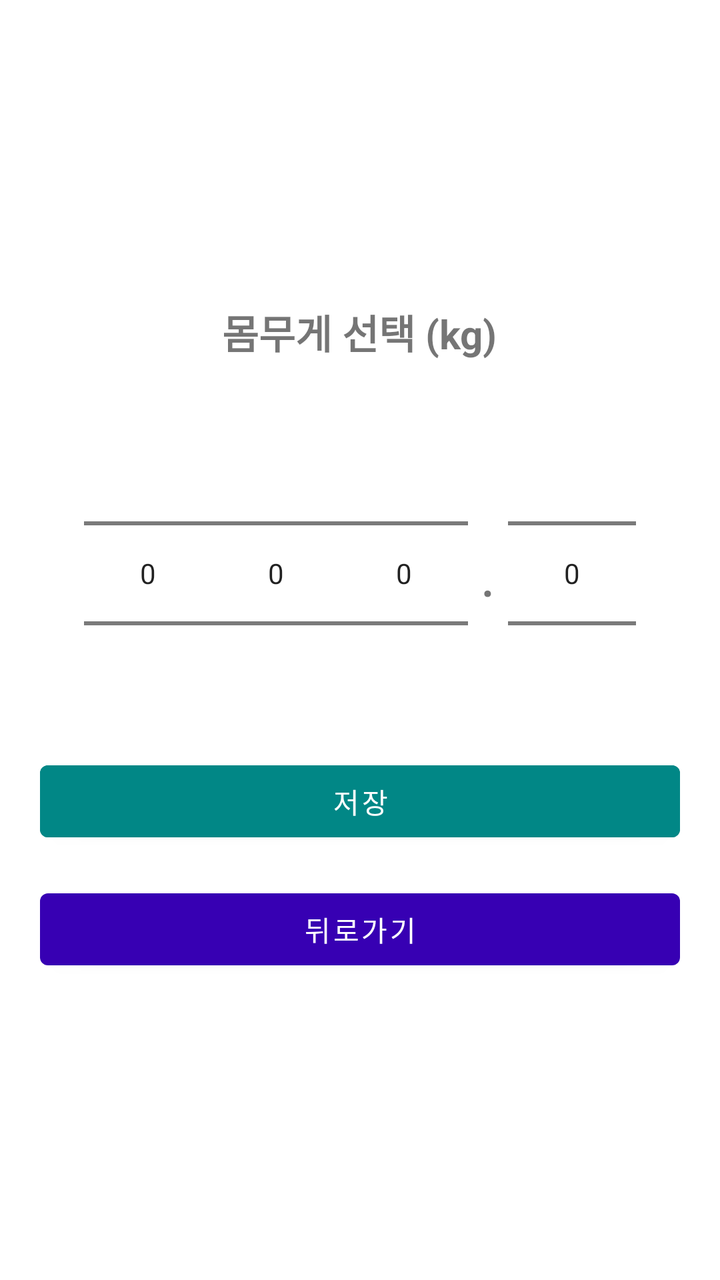
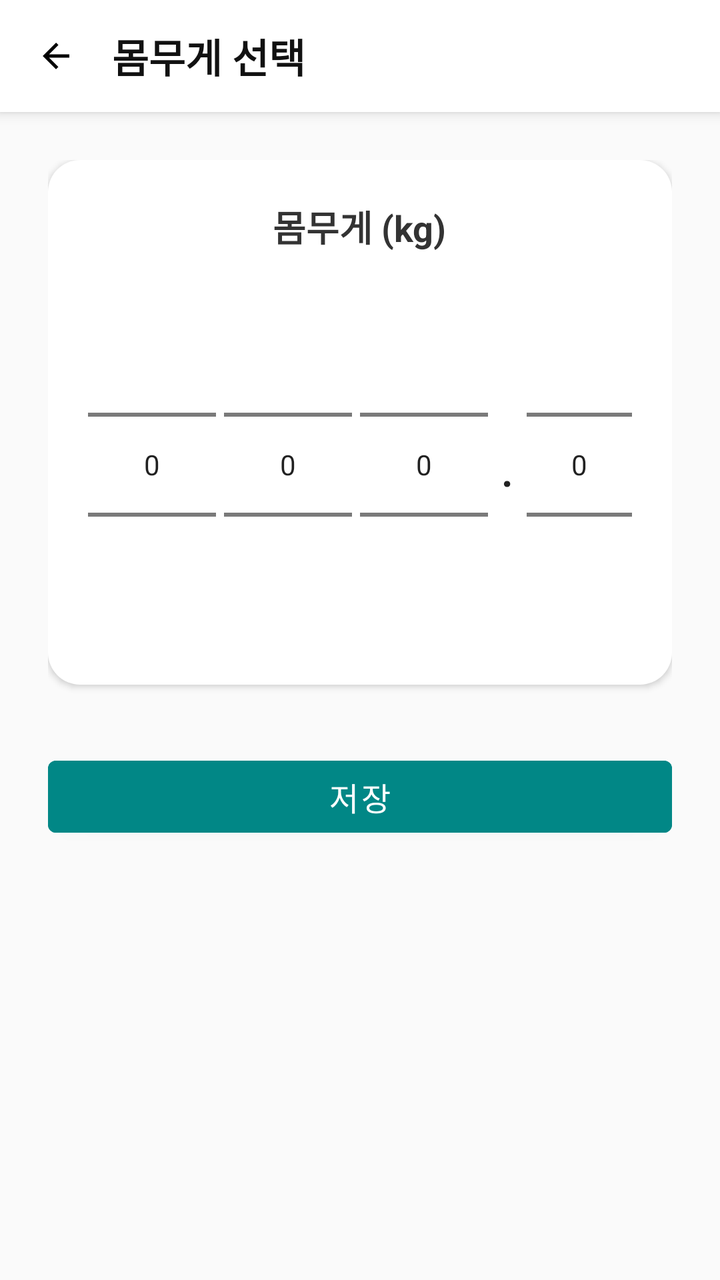

The first picture is an Android layout as it rendered before a commit; the second is the same layout after the commit. The layout source and the unified diff follow.
<!-- AndroidManifest.xml: application theme Theme.GJGN -->
<!-- res/layout/activity_edit_weight.xml -->
<?xml version="1.0" encoding="utf-8"?>
<LinearLayout xmlns:android="http://schemas.android.com/apk/res/android"
    android:orientation="vertical"
    android:padding="20dp"
    android:gravity="center"
    android:layout_width="match_parent"
    android:layout_height="wrap_content">

    <TextView
        android:text="몸무게 선택 (kg)"
        android:textSize="20sp"
        android:textStyle="bold"
        android:layout_marginBottom="16dp"
        android:layout_width="wrap_content"
        android:layout_height="wrap_content"/>

    <LinearLayout
        android:orientation="horizontal"
        android:gravity="center"
        android:layout_width="wrap_content"
        android:layout_height="wrap_content">

        <NumberPicker
            android:id="@+id/npWeight100"
            android:layout_width="wrap_content"
            android:layout_height="wrap_content"/>

        <NumberPicker
            android:id="@+id/npWeight10"
            android:layout_width="wrap_content"
            android:layout_height="wrap_content"/>

        <NumberPicker
            android:id="@+id/npWeight1"
            android:layout_width="wrap_content"
            android:layout_height="wrap_content"/>

        <TextView
            android:layout_width="wrap_content"
            android:layout_height="wrap_content"
            android:text="."
            android:textSize="30sp"
            android:layout_marginLeft="6dp"
            android:layout_marginRight="6dp"/>

        <NumberPicker
            android:id="@+id/npWeightDecimal"
            android:layout_width="wrap_content"
            android:layout_height="wrap_content"/>

    </LinearLayout>

    <com.google.android.material.button.MaterialButton
        android:id="@+id/btnSave"
        android:text="저장"
        android:backgroundTint="@color/teal_700"
        android:textColor="@android:color/white"
        android:layout_marginBottom="16dp"
        android:layout_width="match_parent"
        android:layout_height="wrap_content" />

    <com.google.android.material.button.MaterialButton
        android:id="@+id/btnBack"
        android:text="뒤로가기"
        android:layout_width="match_parent"
        android:layout_height="wrap_content" />

</LinearLayout>
<!-- resources referenced by this layout -->
<resources>
  <color name="teal_700">#FF018786</color>
  <style name="Theme.GJGN" parent="Theme.MaterialComponents.DayNight.NoActionBar">
          
          <item name="colorPrimary">@color/purple_700</item>
          <item name="colorPrimaryVariant">@color/purple_700</item>
          <item name="colorOnPrimary">@android:color/white</item>
          <item name="colorSecondary">@color/teal_700</item>
          <item name="android:windowMinWidthMajor">320dp</item>
          <item name="android:windowMinWidthMinor">320dp</item>
      </style>
  <color name="purple_700">#FF3700B3</color>
</resources>

<!-- the commit's change to res/layout/activity_edit_weight.xml (unified diff, before → after) -->
@@ -1,68 +1,127 @@
 <?xml version="1.0" encoding="utf-8"?>
 <LinearLayout xmlns:android="http://schemas.android.com/apk/res/android"
+    android:layout_width="match_parent"
+    android:layout_height="match_parent"
     android:orientation="vertical"
-    android:padding="20dp"
-    android:gravity="center"
-    android:layout_width="match_parent"
-    android:layout_height="wrap_content">
+    android:background="#FAFAFA">
 
-    <TextView
-        android:text="몸무게 선택 (kg)"
-        android:textSize="20sp"
-        android:textStyle="bold"
-        android:layout_marginBottom="16dp"
-        android:layout_width="wrap_content"
-        android:layout_height="wrap_content"/>
+    
+    <LinearLayout
+        android:layout_width="match_parent"
+        android:layout_height="56dp"
+        android:orientation="horizontal"
+        android:gravity="center_vertical"
+        android:paddingStart="12dp"
+        android:paddingEnd="12dp"
+        android:background="@android:color/white"
+        android:elevation="4dp">
 
-    <LinearLayout
-        android:orientation="horizontal"
-        android:gravity="center"
-        android:layout_width="wrap_content"
-        android:layout_height="wrap_content">
-
-        <NumberPicker
-            android:id="@+id/npWeight100"
-            android:layout_width="wrap_content"
-            android:layout_height="wrap_content"/>
-
-        <NumberPicker
-            android:id="@+id/npWeight10"
-            android:layout_width="wrap_content"
-            android:layout_height="wrap_content"/>
-
-        <NumberPicker
-            android:id="@+id/npWeight1"
-            android:layout_width="wrap_content"
-            android:layout_height="wrap_content"/>
+        <ImageView
+            android:id="@+id/btnBack"
+            android:layout_width="32dp"
+            android:layout_height="32dp"
+            android:src="@drawable/ic_arrow_back"
+            android:padding="6dp"
+            android:background="?attr/selectableItemBackgroundBorderless" />
 
         <TextView
+            android:text="몸무게 선택"
+            android:textSize="20sp"
+            android:textStyle="bold"
+            android:textColor="#111111"
+            android:layout_marginStart="12dp"
             android:layout_width="wrap_content"
-            android:layout_height="wrap_content"
-            android:text="."
-            android:textSize="30sp"
-            android:layout_marginLeft="6dp"
-            android:layout_marginRight="6dp"/>
-
-        <NumberPicker
-            android:id="@+id/npWeightDecimal"
-            android:layout_width="wrap_content"
-            android:layout_height="wrap_content"/>
-
+            android:layout_height="wrap_content" />
     </LinearLayout>
 
-    <com.google.android.material.button.MaterialButton
-        android:id="@+id/btnSave"
-        android:text="저장"
-        android:backgroundTint="@color/teal_700"
-        android:textColor="@android:color/white"
-        android:layout_marginBottom="16dp"
+
+    
+    <ScrollView
         android:layout_width="match_parent"
-        android:layout_height="wrap_content" />
+        android:layout_height="match_parent"
+        android:fillViewport="true">
 
-    <com.google.android.material.button.MaterialButton
-        android:id="@+id/btnBack"
-        android:text="뒤로가기"
-        android:layout_width="match_parent"
-        android:layout_height="wrap_content" />
+        <LinearLayout
+            android:orientation="vertical"
+            android:padding="24dp"
+            android:gravity="center_horizontal"
+            android:layout_width="match_parent"
+            android:layout_height="wrap_content">
+
+            
+            <LinearLayout
+                android:layout_width="match_parent"
+                android:layout_height="wrap_content"
+                android:orientation="vertical"
+                android:padding="20dp"
+                android:background="@drawable/bg_card"
+                android:elevation="2dp"
+                android:gravity="center_horizontal">
+
+                <TextView
+                    android:text="몸무게 (kg)"
+                    android:textSize="18sp"
+                    android:textStyle="bold"
+                    android:layout_marginBottom="16dp"
+                    android:textColor="#333333"
+                    android:layout_width="wrap_content"
+                    android:layout_height="wrap_content" />
+
+                
+                <LinearLayout
+                    android:orientation="horizontal"
+                    android:gravity="center"
+                    android:layout_width="wrap_content"
+                    android:layout_height="wrap_content">
+
+                    <NumberPicker
+                        android:id="@+id/npWeight100"
+                        android:layout_width="wrap_content"
+                        android:layout_height="wrap_content" />
+
+                    <NumberPicker
+                        android:id="@+id/npWeight10"
+                        android:layout_width="wrap_content"
+                        android:layout_height="wrap_content"
+                        android:layout_marginStart="4dp" />
+
+                    <NumberPicker
+                        android:id="@+id/npWeight1"
+                        android:layout_width="wrap_content"
+                        android:layout_height="wrap_content"
+                        android:layout_marginStart="4dp" />
+
+                    <TextView
+                        android:text="."
+                        android:textSize="28sp"
+                        android:textColor="#222222"
+                        android:layout_marginLeft="6dp"
+                        android:layout_marginRight="6dp"
+                        android:layout_width="wrap_content"
+                        android:layout_height="wrap_content" />
+
+                    <NumberPicker
+                        android:id="@+id/npWeightDecimal"
+                        android:layout_width="wrap_content"
+                        android:layout_height="wrap_content" />
+
+                </LinearLayout>
+
+            </LinearLayout>
+
+            
+            <com.google.android.material.button.MaterialButton
+                android:id="@+id/btnSave"
+                android:text="저장"
+                android:textColor="@android:color/white"
+                android:backgroundTint="@color/teal_700"
+                android:layout_marginTop="32dp"
+                android:layout_width="match_parent"
+                android:layout_height="48dp"
+                android:textSize="16sp"
+                android:cornerRadius="12dp" />
+
+        </LinearLayout>
+    </ScrollView>
 
 </LinearLayout>
<!-- resource entries referenced after the edit -->
@@ -1,6 +1,22 @@
 <!-- resources referenced by this layout -->
 <resources>
   <color name="teal_700">#FF018786</color>
+  <!-- drawable bg_card (drawable) -->
+  <shape xmlns:android="http://schemas.android.com/apk/res/android">
+      <solid android:color="@android:color/white"/>
+      <corners android:radius="16dp"/>
+  </shape>
+  <!-- drawable ic_arrow_back (drawable) -->
+  <vector xmlns:android="http://schemas.android.com/apk/res/android"
+      android:width="24dp"
+      android:height="24dp"
+      android:viewportWidth="24"
+      android:viewportHeight="24">
+  
+      <path
+          android:fillColor="#000000"
+          android:pathData="M20,11H7.83l5.59,-5.59L12,4l-8,8 8,8 1.41,-1.41L7.83,13H20v-2z"/>
+  </vector>
   <style name="Theme.GJGN" parent="Theme.MaterialComponents.DayNight.NoActionBar">
           
           <item name="colorPrimary">@color/purple_700</item>
